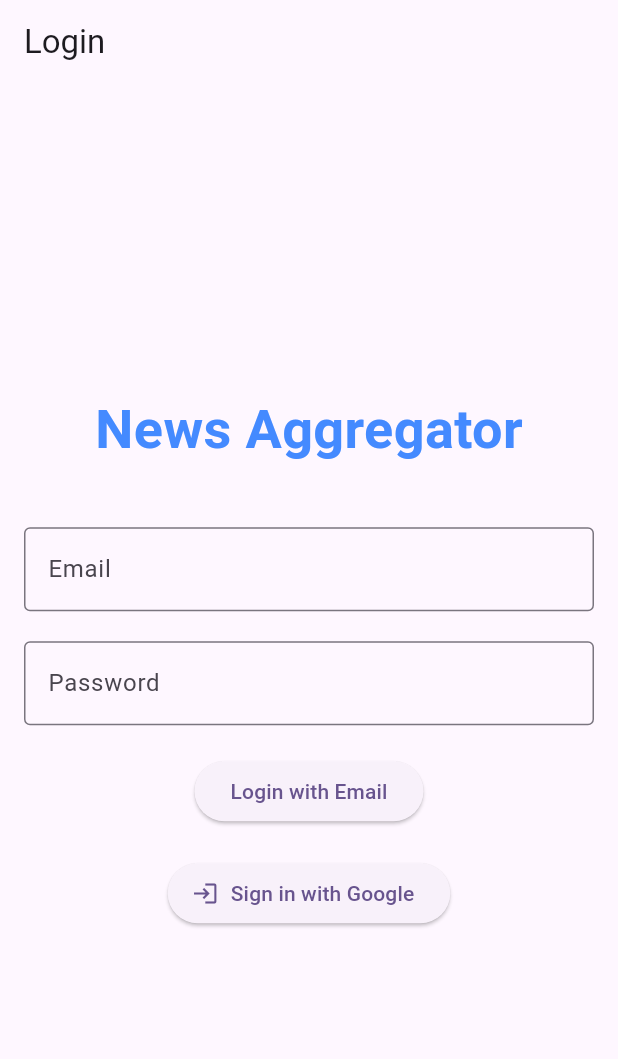
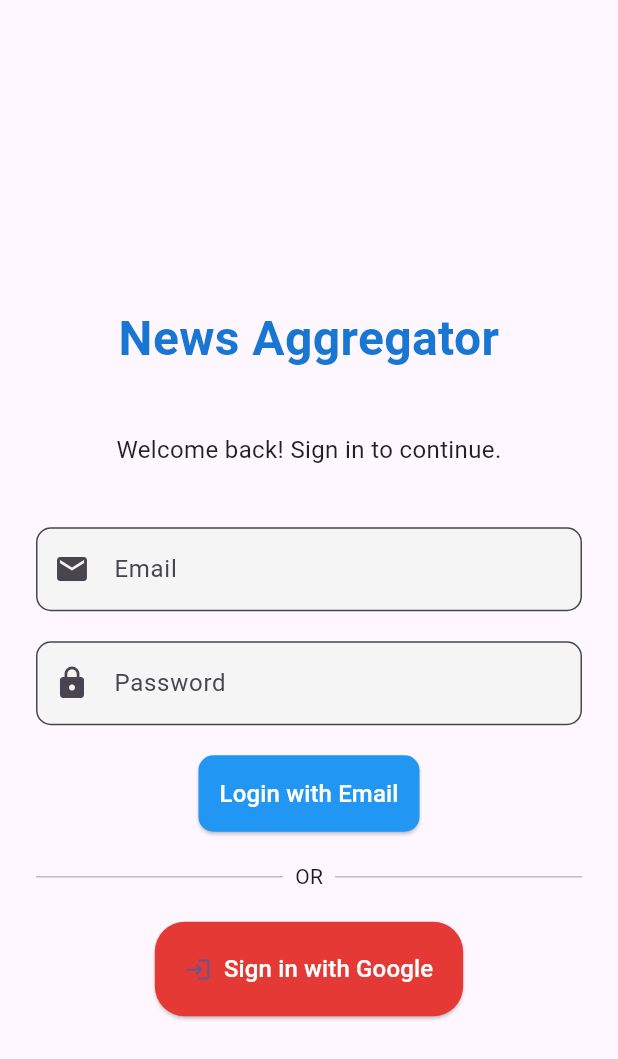
Before and after one commit to sudarshanmehta/NewsAggregatorApp, a Flutter app: the screen it shows after launch, on a phone screen of 412 x 824 dp. Shown: the top 1059 px of the screen. Run offline on Flutter 3.47's test engine with Material 3 defaults, Android fonts, the phone set to English and light mode, and no system bars; our stand-ins replace cached_network_image, cloud_firestore, firebase_auth, firebase_core, firebase_messaging, google_sign_in and 2 more; accounts and stored records are empty.

Commit message:
updated login page, added profile page, look & feel improvement

```diff
--- a/lib/main.dart
+++ b/lib/main.dart
@@ -7,7 +7,6 @@ void main() async {
   WidgetsFlutterBinding.ensureInitialized();
   if (kIsWeb) {
   await Firebase.initializeApp(
-    name: 'NewsAggregator',
     options: FirebaseOptions(
       apiKey: "AIzaSyDcJTWXtu0W35LsnZTTzqgCynjmZLE2iIU",
       authDomain: "news-aggregator-a4193.firebaseapp.com",
--- a/lib/screens/LoginScreen.dart
+++ b/lib/screens/LoginScreen.dart
@@ -22,7 +22,8 @@ class LoginScreen extends StatelessWidget {
         return;
       }
 
-      final GoogleSignInAuthentication googleAuth = await googleUser.authentication;
+      final GoogleSignInAuthentication googleAuth =
+      await googleUser.authentication;
       final OAuthCredential credential = GoogleAuthProvider.credential(
         accessToken: googleAuth.accessToken,
         idToken: googleAuth.idToken,
@@ -82,68 +83,32 @@ class LoginScreen extends StatelessWidget {
       "lastLogin": Timestamp.now(),
     };
 
-    // Get user document reference
-    DocumentReference userDoc = FirebaseFirestore.instance.collection('users').doc(userId);
+    DocumentReference userDoc =
+    FirebaseFirestore.instance.collection('users').doc(userId);
 
-    // Check if the user document exists
     DocumentSnapshot userSnapshot = await userDoc.get();
     if (!userSnapshot.exists) {
-      // Set user profile if not exists
       userDoc.set(userProfile);
-    }
-
-    // Check if the bookmarks subcollection exists
-    CollectionReference bookmarksCollection = FirebaseFirestore.instance.collection('users').doc(userId).collection("bookmarks");
-    QuerySnapshot bookmarksSnapshot = await bookmarksCollection.get();
-    if (bookmarksSnapshot.docs.isEmpty) {
-      // Initialize bookmarks if not exists
-      bookmarksCollection.doc("defaultBookmark").set({
-        "createdAt": Timestamp.now(),
-      });
-    }
-
-    // Check if the recommendations document exists
-    DocumentReference recommendationsDoc = FirebaseFirestore.instance.collection("recommendations").doc(userId);
-    DocumentSnapshot recommendationsSnapshot = await recommendationsDoc.get();
-    if (!recommendationsSnapshot.exists) {
-      // Initialize recommendations document if not exists
-      recommendationsDoc.set({
-        "userRef": FirebaseFirestore.instance.collection('users').doc(userId),
-        "recommendedArticles": [], // Empty List for recommendations
-        "generatedAt": Timestamp.now(),
-      });
-    }
-
-    // Check if the notifications collection exists
-    CollectionReference notificationsCollection = FirebaseFirestore.instance.collection("notifications");
-    QuerySnapshot notificationsSnapshot = await notificationsCollection.get();
-    if (notificationsSnapshot.docs.isEmpty) {
-      // Initialize notifications if not exists
-      notificationsCollection.doc(userId).set({
-        "title": "Welcome!",
-        "content": "Welcome to our platform!",
-        "category": "welcome",
-        "sentAt": Timestamp.now(),
-        "status": "unread",
-      });
     }
   }
 
-
   // Show error message as a SnackBar
   void _showErrorSnackbar(BuildContext context, String message) {
-    ScaffoldMessenger.of(context).showSnackBar(SnackBar(content: Text(message)));
+    ScaffoldMessenger.of(context)
+        .showSnackBar(SnackBar(content: Text(message)));
   }
 
   @override
   Widget build(BuildContext context) {
     return Scaffold(
       appBar: AppBar(
-        title: const Text('Login'),
+        elevation: 0,
+        backgroundColor: Colors.transparent,
+        automaticallyImplyLeading: false,
       ),
       body: Center(
         child: SingleChildScrollView(
-          padding: const EdgeInsets.all(16.0),
+          padding: const EdgeInsets.symmetric(horizontal: 24.0, vertical: 32.0),
           child: Column(
             mainAxisAlignment: MainAxisAlignment.center,
             children: [
@@ -151,10 +116,19 @@ class LoginScreen extends StatelessWidget {
               Text(
                 'News Aggregator',
                 style: TextStyle(
-                  fontSize: 36,
+                  fontSize: 32,
                   fontWeight: FontWeight.bold,
-                  color: Colors.blueAccent,
+                  color: Colors.blue.shade700,
                 ),
+                textAlign: TextAlign.center,
+              ),
+              const SizedBox(height: 40),
+
+              // Welcome Text
+              const Text(
+                'Welcome back! Sign in to continue.',
+                style: TextStyle(fontSize: 16, color: Colors.black87),
+                textAlign: TextAlign.center,
               ),
               const SizedBox(height: 40),
 
@@ -162,9 +136,15 @@ class LoginScreen extends StatelessWidget {
               TextField(
                 controller: emailController,
                 keyboardType: TextInputType.emailAddress,
-                decoration: const InputDecoration(
+                decoration: InputDecoration(
                   labelText: 'Email',
-                  border: OutlineInputBorder(),
+                  hintText: 'Enter your email',
+                  prefixIcon: const Icon(Icons.email),
+                  border: OutlineInputBorder(
+                    borderRadius: BorderRadius.circular(10),
+                  ),
+                  filled: true,
+                  fillColor: Colors.grey.shade100,
                 ),
               ),
               const SizedBox(height: 20),
@@ -173,9 +153,15 @@ class LoginScreen extends StatelessWidget {
               TextField(
                 controller: passwordController,
                 obscureText: true,
-                decoration: const InputDecoration(
+                decoration: InputDecoration(
                   labelText: 'Password',
-                  border: OutlineInputBorder(),
+                  hintText: 'Enter your password',
+                  prefixIcon: const Icon(Icons.lock),
+                  border: OutlineInputBorder(
+                    borderRadius: BorderRadius.circular(10),
+                  ),
+                  filled: true,
+                  fillColor: Colors.grey.shade100,
                 ),
               ),
               const SizedBox(height: 20),
@@ -183,7 +169,38 @@ class LoginScreen extends StatelessWidget {
               // Email/Password Login Button
               ElevatedButton(
                 onPressed: () => signInWithEmailPassword(context),
-                child: const Text('Login with Email'),
+                style: ElevatedButton.styleFrom(
+                  backgroundColor: Colors.blue,
+                  padding: const EdgeInsets.symmetric(vertical: 14, horizontal: 14),
+                  shape: RoundedRectangleBorder(
+                    borderRadius: BorderRadius.circular(10),
+                  ),
+                ),
+                child: const Text(
+                  'Login with Email',
+                  style: TextStyle(fontSize: 16, color: Colors.white),
+                ),
+              ),
+              const SizedBox(height: 20),
+
+              // OR Divider
+              Row(
+                children: [
+                  Expanded(
+                      child: Divider(
+                        color: Colors.grey.shade400,
+                        thickness: 1,
+                      )),
+                  const Padding(
+                    padding: EdgeInsets.symmetric(horizontal: 8.0),
+                    child: Text('OR'),
+                  ),
+                  Expanded(
+                      child: Divider(
+                        color: Colors.grey.shade400,
+                        thickness: 1,
+                      )),
+                ],
               ),
               const SizedBox(height: 20),
 
@@ -191,7 +208,15 @@ class LoginScreen extends StatelessWidget {
               ElevatedButton.icon(
                 onPressed: () => signInWithGoogle(context),
                 icon: const Icon(Icons.login),
-                label: const Text('Sign in with Google'),
+                label: const Text('Sign in with Google',
+                    style: TextStyle(fontSize: 16, color: Colors.white)),
+                style: ElevatedButton.styleFrom(
+                  backgroundColor: Colors.red.shade600,
+                  padding: const EdgeInsets.symmetric(vertical: 20, horizontal: 20),
+                  shape: RoundedRectangleBorder(
+                    borderRadius: BorderRadius.circular(20),
+                  ),
+                ),
               ),
             ],
           ),
```
Also changed, not shown: lib/screens/CategorySelectionPage.dart (+43 -11 lines), lib/screens/LandingPage.dart (deleted, +0 -73 lines), lib/screens/NewsPage.dart (+22 -1 lines), lib/screens/ProfilePage.dart (added, +141 -0 lines), 1 other file.
